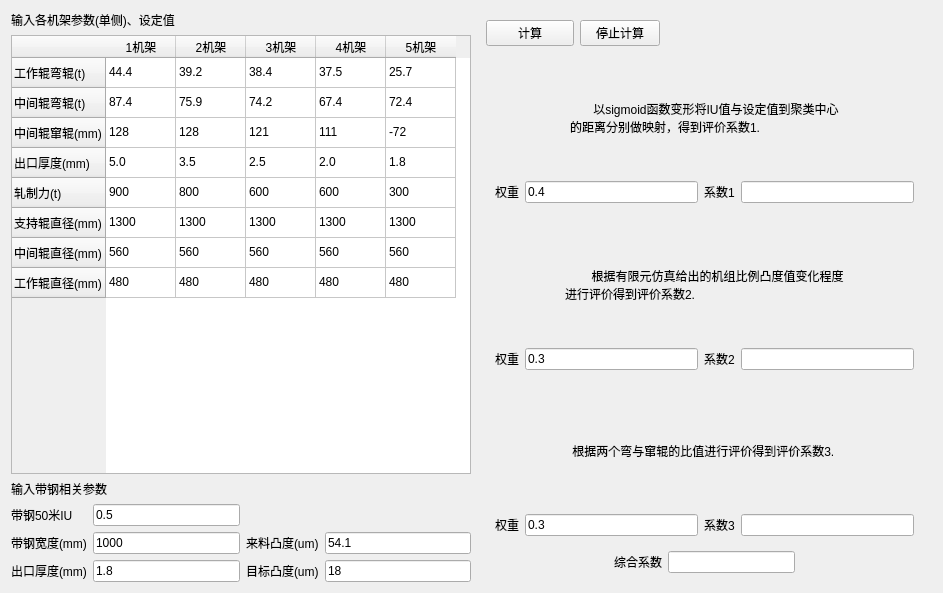
Above: flatness_control_capability_evaluation/preset_evaluate/preset_evaluate.ui from zhanghongjia1116/flatness before the change. Below: the same form after it.
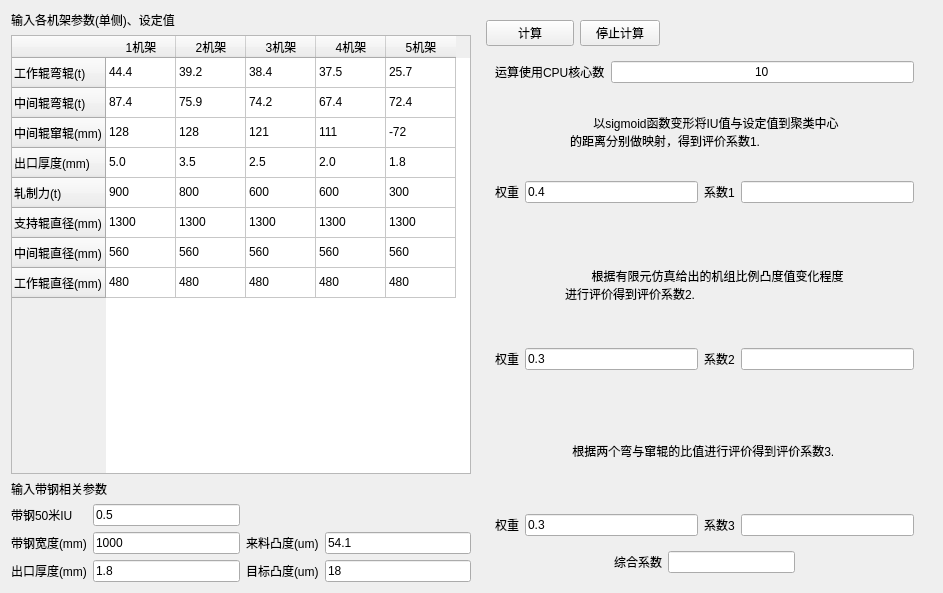
That is the form after the change. Custom widgets are drawn as their Qt base class.

Commit message: 预设定值评价添加指定CPU核心数量

The edit to the form file:
```diff
--- a/flatness_control_capability_evaluation/preset_evaluate/preset_evaluate.ui
+++ b/flatness_control_capability_evaluation/preset_evaluate/preset_evaluate.ui
@@ -432,6 +432,27 @@
       <item>
        <widget class="CardWidget" name="CardWidget_3">
         <layout class="QVBoxLayout" name="verticalLayout">
+         <item>
+          <layout class="QHBoxLayout" name="horizontalLayout_7">
+           <item>
+            <widget class="SubtitleLabel" name="SubtitleLabel_10">
+             <property name="text">
+              <string>运算使用CPU核心数</string>
+             </property>
+            </widget>
+           </item>
+           <item>
+            <widget class="LineEdit" name="CPUNumInputLineEdit">
+             <property name="text">
+              <string>10</string>
+             </property>
+             <property name="alignment">
+              <set>Qt::AlignCenter</set>
+             </property>
+            </widget>
+           </item>
+          </layout>
+         </item>
          <item>
           <layout class="QHBoxLayout" name="horizontalLayout_2">
            <item>
```
The commit also changes 12 other files.
